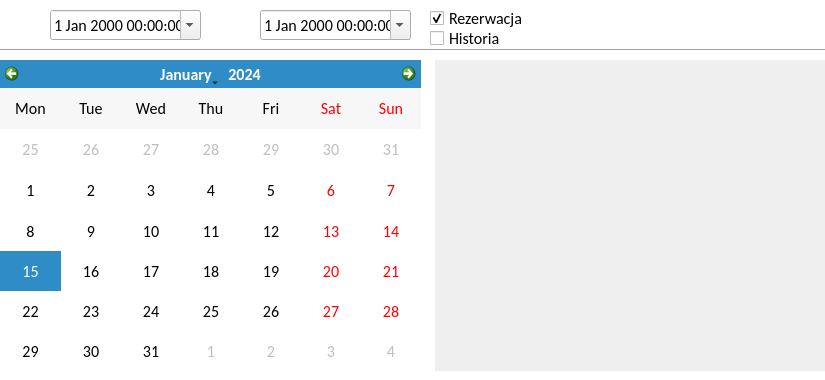
First picture: the form in bookingdialog.ui, repository RStravinsky/CarReservation, before the edit.
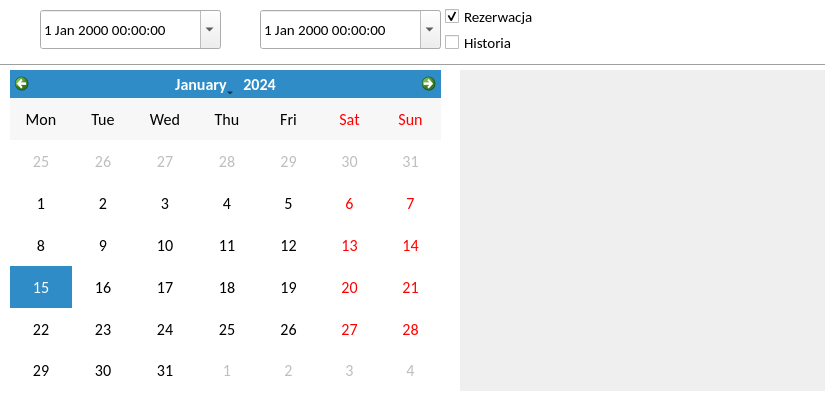
Second picture: the form after the edit. Icons and pictures are not drawn.

Patch:
```diff
--- a/bookingdialog.ui
+++ b/bookingdialog.ui
@@ -7,19 +7,19 @@
     <x>0</x>
     <y>0</y>
     <width>825</width>
-    <height>380</height>
+    <height>400</height>
    </rect>
   </property>
   <property name="minimumSize">
    <size>
     <width>825</width>
-    <height>380</height>
+    <height>400</height>
    </size>
   </property>
   <property name="maximumSize">
    <size>
     <width>825</width>
-    <height>380</height>
+    <height>400</height>
    </size>
   </property>
   <property name="windowTitle">
@@ -37,13 +37,13 @@
 #BookingDialog QScrollBar:vertical {
   border: none;
   background: &quot;transparent&quot;;
-  width: 15px;
+  width: 8px;
   margin: 20px 0px 20px 0px;
 }
 
 #BookingDialog QScrollBar::handle:vertical {
   background: rgb(107,124,140);
-  min-height: 20px;
+  min-height: 20px; 
   border-radius: 2px;
 }
 
@@ -81,10 +81,10 @@
   <widget class="QCalendarWidget" name="calendarWidget">
    <property name="geometry">
     <rect>
-     <x>0</x>
-     <y>60</y>
-     <width>421</width>
-     <height>311</height>
+     <x>10</x>
+     <y>70</y>
+     <width>431</width>
+     <height>321</height>
     </rect>
    </property>
    <property name="font">
@@ -115,10 +115,10 @@
   <widget class="QScrollArea" name="scrollArea">
    <property name="geometry">
     <rect>
-     <x>435</x>
-     <y>60</y>
-     <width>391</width>
-     <height>311</height>
+     <x>460</x>
+     <y>70</y>
+     <width>365</width>
+     <height>321</height>
     </rect>
    </property>
    <property name="sizePolicy">
@@ -153,16 +153,16 @@
   <widget class="QDateTimeEdit" name="dateTimeEditBegin">
    <property name="geometry">
     <rect>
-     <x>50</x>
+     <x>40</x>
      <y>10</y>
-     <width>151</width>
-     <height>30</height>
+     <width>181</width>
+     <height>39</height>
     </rect>
    </property>
    <property name="font">
     <font>
      <family>Calibri</family>
-     <pointsize>12</pointsize>
+     <pointsize>11</pointsize>
     </font>
    </property>
    <property name="showGroupSeparator" stdset="0">
@@ -177,14 +177,14 @@
     <rect>
      <x>260</x>
      <y>10</y>
-     <width>151</width>
-     <height>30</height>
+     <width>181</width>
+     <height>39</height>
     </rect>
    </property>
    <property name="font">
     <font>
      <family>Calibri</family>
-     <pointsize>12</pointsize>
+     <pointsize>11</pointsize>
     </font>
    </property>
    <property name="calendarPopup">
@@ -194,8 +194,8 @@
   <widget class="QLabel" name="lblBeginImage">
    <property name="geometry">
     <rect>
-     <x>10</x>
-     <y>10</y>
+     <x>5</x>
+     <y>15</y>
      <width>31</width>
      <height>31</height>
     </rect>
@@ -213,8 +213,8 @@
   <widget class="QLabel" name="lblEndImage">
    <property name="geometry">
     <rect>
-     <x>220</x>
-     <y>10</y>
+     <x>225</x>
+     <y>15</y>
      <width>31</width>
      <height>31</height>
     </rect>
@@ -235,7 +235,7 @@
      <x>635</x>
      <y>10</y>
      <width>181</width>
-     <height>30</height>
+     <height>45</height>
     </rect>
    </property>
    <property name="font">
@@ -272,7 +272,7 @@
    <property name="geometry">
     <rect>
      <x>0</x>
-     <y>40</y>
+     <y>55</y>
      <width>841</width>
      <height>20</height>
     </rect>
@@ -284,16 +284,16 @@
   <widget class="QCheckBox" name="checkBoxBooking">
    <property name="geometry">
     <rect>
-     <x>430</x>
-     <y>10</y>
-     <width>101</width>
-     <height>17</height>
+     <x>445</x>
+     <y>1</y>
+     <width>151</width>
+     <height>31</height>
     </rect>
    </property>
    <property name="font">
     <font>
      <family>Calibri</family>
-     <pointsize>12</pointsize>
+     <pointsize>11</pointsize>
     </font>
    </property>
    <property name="text">
@@ -306,16 +306,16 @@
   <widget class="QCheckBox" name="checkBoxHistory">
    <property name="geometry">
     <rect>
-     <x>430</x>
-     <y>30</y>
-     <width>91</width>
-     <height>17</height>
+     <x>445</x>
+     <y>32</y>
+     <width>161</width>
+     <height>21</height>
     </rect>
    </property>
    <property name="font">
     <font>
      <family>Calibri</family>
-     <pointsize>12</pointsize>
+     <pointsize>11</pointsize>
     </font>
    </property>
    <property name="styleSheet">
```
